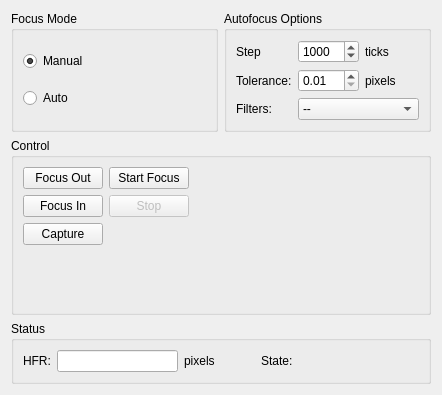
Old version of the form kstars/ekos/focus.ui in the repository KDE/kstars.
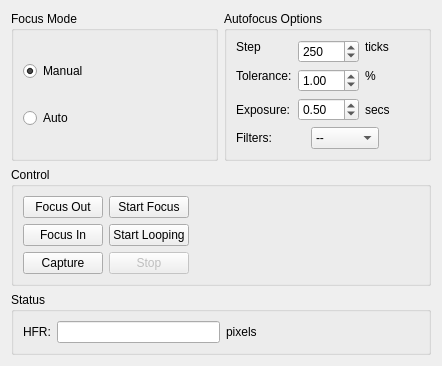
New version of the form.

Commit message: Significant improvements to the auto focuser algorithm to use a combination of V curve calculations in addition to iterative steps to reach optimal focus. This was tested in many different configurations with my RoboFocus and QSI CCD with very good results.

Diff of the .ui file:
```diff
--- a/kstars/ekos/focus.ui
+++ b/kstars/ekos/focus.ui
@@ -7,10 +7,12 @@
     <x>0</x>
     <y>0</y>
     <width>442</width>
-    <height>395</height>
+    <height>322</height>
    </rect>
   </property>
-  <layout class="QVBoxLayout" name="verticalLayout_5">
+  <layout class="QVBoxLayout" name="verticalLayout_3">
+   <item>
+    <layout class="QHBoxLayout" name="horizontalLayout_5">
    <item>
     <layout class="QHBoxLayout" name="horizontalLayout">
      <item>
@@ -42,15 +44,17 @@
        </layout>
       </widget>
      </item>
+      </layout>
+     </item>
      <item>
       <widget class="QGroupBox" name="groupBox_2">
        <property name="title">
         <string>Autofocus Options</string>
        </property>
-       <layout class="QGridLayout" name="gridLayout">
-        <item row="0" column="0">
          <layout class="QVBoxLayout" name="verticalLayout_2">
           <item>
+         <layout class="QGridLayout" name="gridLayout">
+          <item row="0" column="0">
            <widget class="QLabel" name="label">
             <property name="whatsThis">
              <string>Delay between two consequetive focus images</string>
@@ -60,18 +64,7 @@
             </property>
            </widget>
           </item>
-          <item>
-           <widget class="QLabel" name="label_4">
-            <property name="text">
-             <string>Tolerance:</string>
-            </property>
-           </widget>
-          </item>
-         </layout>
-        </item>
-        <item row="0" column="1">
-         <layout class="QVBoxLayout" name="verticalLayout_6">
-          <item>
+          <item row="0" column="1" rowspan="2">
            <widget class="QSpinBox" name="stepIN">
             <property name="minimum">
              <number>1</number>
@@ -83,47 +76,82 @@
              <number>100</number>
             </property>
             <property name="value">
-             <number>1000</number>
+             <number>250</number>
             </property>
            </widget>
-          </item>
-          <item>
-           <widget class="QDoubleSpinBox" name="toleranceIN">
-            <property name="minimum">
-             <double>0.010000000000000</double>
-            </property>
-            <property name="maximum">
-             <double>3.000000000000000</double>
-            </property>
-            <property name="singleStep">
-             <double>0.010000000000000</double>
-            </property>
-            <property name="value">
-             <double>0.010000000000000</double>
-            </property>
-           </widget>
-          </item>
-         </layout>
         </item>
         <item row="0" column="2">
-         <layout class="QVBoxLayout" name="verticalLayout_7">
-          <item>
            <widget class="QLabel" name="label_3">
             <property name="text">
              <string>ticks</string>
             </property>
            </widget>
           </item>
-          <item>
+          <item row="1" column="0" rowspan="2">
+           <widget class="QLabel" name="label_4">
+            <property name="text">
+             <string>Tolerance:</string>
+            </property>
+           </widget>
+          </item>
+          <item row="1" column="2" rowspan="2">
            <widget class="QLabel" name="label_5">
             <property name="text">
-             <string>pixels</string>
+             <string>%</string>
+            </property>
+           </widget>
+          </item>
+          <item row="2" column="1">
+           <widget class="QDoubleSpinBox" name="toleranceIN">
+            <property name="minimum">
+             <double>0.010000000000000</double>
+            </property>
+            <property name="maximum">
+             <double>20.000000000000000</double>
+            </property>
+            <property name="singleStep">
+             <double>0.100000000000000</double>
+            </property>
+            <property name="value">
+             <double>1.000000000000000</double>
+            </property>
+           </widget>
+          </item>
+          <item row="3" column="0">
+           <widget class="QLabel" name="label_7">
+            <property name="text">
+             <string>Exposure:</string>
+            </property>
+           </widget>
+          </item>
+          <item row="3" column="1">
+           <widget class="QDoubleSpinBox" name="exposureIN">
+            <property name="minimum">
+             <double>0.010000000000000</double>
+            </property>
+            <property name="maximum">
+             <double>20.000000000000000</double>
+            </property>
+            <property name="singleStep">
+             <double>0.100000000000000</double>
+            </property>
+            <property name="value">
+             <double>0.500000000000000</double>
+            </property>
+           </widget>
+          </item>
+          <item row="3" column="2">
+           <widget class="QLabel" name="label_9">
+            <property name="text">
+             <string>secs</string>
             </property>
            </widget>
           </item>
          </layout>
         </item>
-        <item row="1" column="0">
+        <item>
+         <layout class="QHBoxLayout" name="horizontalLayout_3">
+          <item>
          <widget class="QLabel" name="label_8">
           <property name="toolTip">
            <string>Apply filter to image after capture to enhance it</string>
@@ -133,7 +161,7 @@
           </property>
          </widget>
         </item>
-        <item row="1" column="1" colspan="2">
+          <item>
          <widget class="QComboBox" name="filterCombo">
           <item>
            <property name="text">
@@ -142,6 +170,24 @@
           </item>
          </widget>
         </item>
+          <item>
+           <spacer name="horizontalSpacer_3">
+            <property name="orientation">
+             <enum>Qt::Horizontal</enum>
+            </property>
+            <property name="sizeType">
+             <enum>QSizePolicy::Minimum</enum>
+            </property>
+            <property name="sizeHint" stdset="0">
+             <size>
+              <width>40</width>
+              <height>20</height>
+             </size>
+            </property>
+           </spacer>
+          </item>
+         </layout>
+        </item>
        </layout>
       </widget>
      </item>
@@ -152,58 +198,51 @@
      <property name="title">
       <string>Control</string>
      </property>
-     <layout class="QHBoxLayout" name="horizontalLayout_3">
+     <layout class="QHBoxLayout" name="horizontalLayout_2">
       <item>
-       <layout class="QVBoxLayout" name="verticalLayout_4">
-        <item>
+       <layout class="QGridLayout" name="gridLayout_2">
+        <item row="0" column="0">
          <widget class="QPushButton" name="focusOutB">
           <property name="text">
            <string>Focus Out</string>
           </property>
          </widget>
         </item>
-        <item>
+        <item row="0" column="1">
+         <widget class="QPushButton" name="startFocusB">
+          <property name="enabled">
+           <bool>true</bool>
+          </property>
+          <property name="text">
+           <string>Start Focus</string>
+          </property>
+         </widget>
+        </item>
+        <item row="1" column="0">
          <widget class="QPushButton" name="focusInB">
           <property name="text">
            <string>Focus In</string>
           </property>
          </widget>
         </item>
-        <item>
+        <item row="1" column="1">
+         <widget class="QPushButton" name="startLoopB">
+          <property name="enabled">
+           <bool>true</bool>
+          </property>
+          <property name="text">
+           <string>Start Looping</string>
+          </property>
+         </widget>
+        </item>
+        <item row="2" column="0">
          <widget class="QPushButton" name="captureB">
           <property name="text">
            <string>Capture</string>
           </property>
          </widget>
         </item>
-        <item>
-         <spacer name="verticalSpacer_2">
-          <property name="orientation">
-           <enum>Qt::Vertical</enum>
-          </property>
-          <property name="sizeHint" stdset="0">
-           <size>
-            <width>20</width>
-            <height>18</height>
-           </size>
-          </property>
-         </spacer>
-        </item>
-       </layout>
-      </item>
-      <item>
-       <layout class="QVBoxLayout" name="verticalLayout_3">
-        <item>
-         <widget class="QPushButton" name="startFocusB">
-          <property name="enabled">
-           <bool>true</bool>
-          </property>
-          <property name="text">
-           <string>Start Focus</string>
-          </property>
-         </widget>
-        </item>
-        <item>
+        <item row="2" column="1">
          <widget class="QPushButton" name="stopFocusB">
           <property name="enabled">
            <bool>false</bool>
@@ -213,19 +252,6 @@
           </property>
          </widget>
         </item>
-        <item>
-         <spacer name="verticalSpacer">
-          <property name="orientation">
-           <enum>Qt::Vertical</enum>
-          </property>
-          <property name="sizeHint" stdset="0">
-           <size>
-            <width>20</width>
-            <height>18</height>
-           </size>
-          </property>
-         </spacer>
-        </item>
        </layout>
       </item>
       <item>
@@ -277,7 +303,7 @@
          <enum>Qt::Horizontal</enum>
         </property>
         <property name="sizeType">
-         <enum>QSizePolicy::Minimum</enum>
+         <enum>QSizePolicy::Expanding</enum>
         </property>
         <property name="sizeHint" stdset="0">
          <size>
@@ -287,29 +313,22 @@
         </property>
        </spacer>
       </item>
-      <item>
-       <widget class="QLabel" name="label_7">
-        <property name="text">
-         <string>State:</string>
-        </property>
-       </widget>
-      </item>
-      <item>
-       <widget class="QLabel" name="focusProgress">
-        <property name="sizePolicy">
-         <sizepolicy hsizetype="Expanding" vsizetype="Preferred">
-          <horstretch>0</horstretch>
-          <verstretch>0</verstretch>
-         </sizepolicy>
-        </property>
-        <property name="text">
-         <string/>
-        </property>
-       </widget>
-      </item>
      </layout>
     </widget>
    </item>
+   <item>
+    <spacer name="verticalSpacer">
+     <property name="orientation">
+      <enum>Qt::Vertical</enum>
+     </property>
+     <property name="sizeHint" stdset="0">
+      <size>
+       <width>20</width>
+       <height>11</height>
+      </size>
+     </property>
+    </spacer>
+   </item>
   </layout>
  </widget>
  <resources/>
```
Left out of the diff: 2 changed lines with no effect on the pictures. Lines whose indentation alone changed are shown as unchanged. The commit also changes 21 other files.
